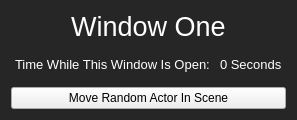
The window that Pyt/QtWindowOne.ui (woshisck/GitRepos) describes before a commit, drawn with Qt 5.
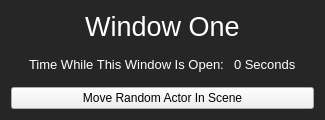
The same window after the commit.

Diff of the .ui file:
```diff
--- a/Pyt/QtWindowOne.ui
+++ b/Pyt/QtWindowOne.ui
@@ -6,7 +6,7 @@
    <rect>
     <x>0</x>
     <y>0</y>
-    <width>297</width>
+    <width>325</width>
     <height>120</height>
    </rect>
   </property>
```
